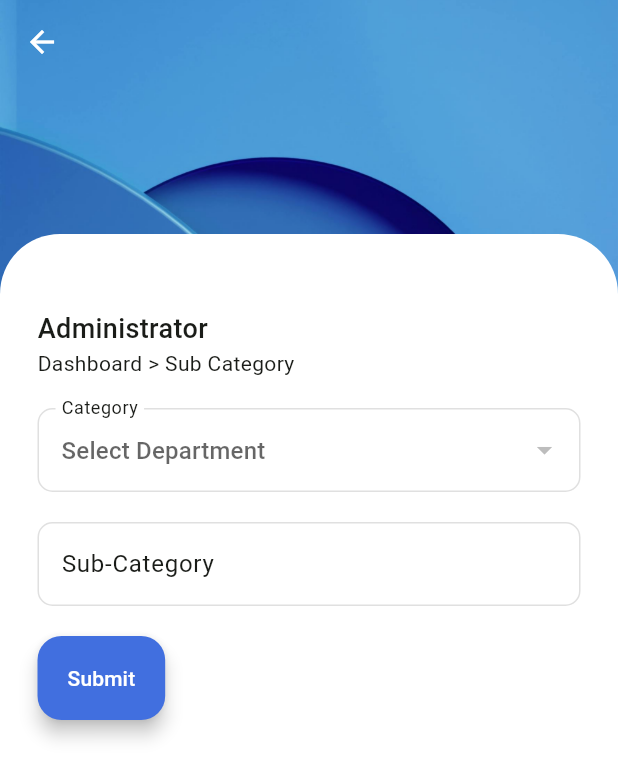
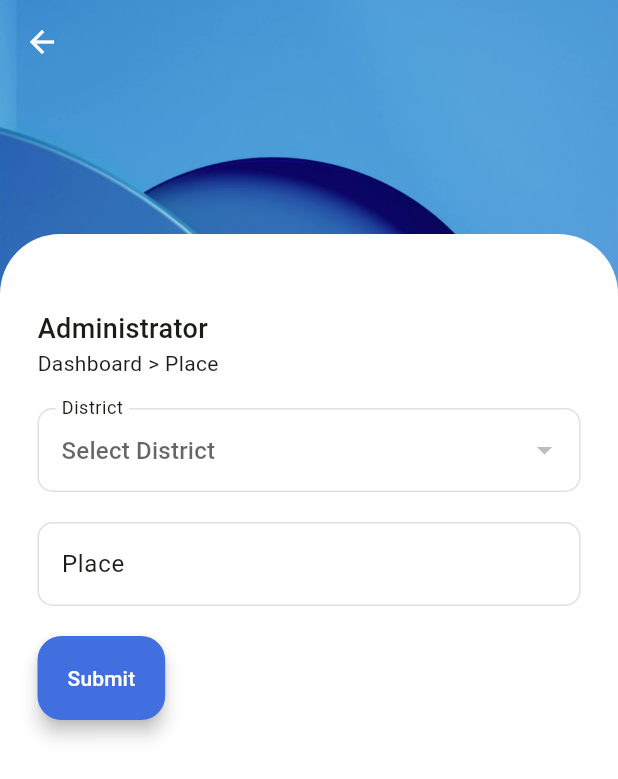
Before and after one commit to navendunandu/flutter_firebase_crud, a Flutter app: the AdminDashboard screen opened directly, after a tap on "Sub Category", on a phone screen of 412 x 824 dp. Shown: the top 779 px of the screen. Run offline on Flutter 3.47's test engine with Material 3 defaults, Android fonts, the phone set to English and light mode, and no system bars; our stand-ins replace cloud_firestore, file_picker, firebase_core, fluttertoast, icons_plus, image_picker; accounts and stored records are empty.

```diff
--- a/lib/screens/admin/category.dart
+++ /dev/null
@@ -1,86 +0,0 @@
-import 'package:flutter/material.dart';
-import 'package:flutter_firebase/widgets/custom_scaffold.dart';
-
-class Category extends StatefulWidget {
-  const Category({super.key});
-
-  @override
-  State<Category> createState() => _CategoryState();
-}
-
-class _CategoryState extends State<Category> {
-  TextEditingController _catController = TextEditingController();
-  @override
-  Widget build(BuildContext context) {
-    return CustomScaffold(
-      child: Column(
-        children: [
-          SizedBox(
-            height: 100,
-          ),
-          Expanded(
-            flex: 1,
-            child: Container(
-              padding: const EdgeInsets.fromLTRB(25.0, 50.0, 25.0, 20.0),
-              decoration: const BoxDecoration(
-                color: Colors.white,
-                borderRadius: BorderRadius.only(
-                  topLeft: Radius.circular(40.0),
-                  topRight: Radius.circular(40.0),
-                ),
-              ),
-              child: Column(
-                crossAxisAlignment: CrossAxisAlignment.start,
-                children: [
-                  Text(
-                    'Administrator',
-                    textAlign: TextAlign.left,
-                    style: TextStyle(fontSize: 18, fontWeight: FontWeight.w500),
-                  ),
-                  Row(
-                    children: [
-                      Text('Dashboard'),
-                      Text(' > '),
-                      Text('Category'),
-                    ],
-                  ),
-                  SizedBox(
-                    height: 20,
-                  ),
-                  Form(
-                      child: TextFormField(
-                    controller: _catController,
-                    decoration: InputDecoration(
-                      label: const Text('Category'),
-                      hintText: 'Enter Category Name',
-                      hintStyle: const TextStyle(
-                        color: Colors.black26,
-                      ),
-                      border: OutlineInputBorder(
-                        borderSide: const BorderSide(
-                          color: Colors.black12, // Default border color
-                        ),
-                        borderRadius: BorderRadius.circular(10),
-                      ),
-                      enabledBorder: OutlineInputBorder(
-                        borderSide: const BorderSide(
-                          color: Colors.black12, // Default border color
-                        ),
-                        borderRadius: BorderRadius.circular(10),
-                      ),
-                    ),
-                  )),
-                  SizedBox(
-                    height: 20,
-                  ),
-                  ElevatedButton(onPressed: () {}, child: Text('Submit')),
-                ],
-              ),
-            ),
-          ),
-          // ListView.builder(itemBuilder: itemBuilder)
-        ],
-      ),
-    );
-  }
-}
--- a/lib/screens/admin/dashboard.dart
+++ b/lib/screens/admin/dashboard.dart
@@ -1,6 +1,6 @@
 import 'package:flutter/material.dart';
-import 'package:flutter_firebase/screens/admin/category.dart';
-import 'package:flutter_firebase/screens/admin/subcategory.dart';
+import 'package:flutter_firebase/screens/admin/district.dart';
+import 'package:flutter_firebase/screens/admin/place.dart';
 import 'package:flutter_firebase/widgets/custom_scaffold.dart';
 
 class AdminDashboard extends StatelessWidget {
@@ -32,7 +32,7 @@ class AdminDashboard extends StatelessWidget {
                         Navigator.push(
                             context,
                             MaterialPageRoute(
-                              builder: (context) => const Category(),
+                              builder: (context) => const District(),
                             ));
                       },
                       child: const Box(text: 'Category')),
@@ -44,7 +44,7 @@ class AdminDashboard extends StatelessWidget {
                         Navigator.push(
                             context,
                             MaterialPageRoute(
-                              builder: (context) => const SubCategory(),
+                              builder: (context) => const Place(),
                             ));
                       },
                       child: const Box(text: 'Sub Category'))
--- /dev/null
+++ b/lib/screens/admin/place.dart
@@ -0,0 +1,162 @@
+import 'package:flutter/material.dart';
+import 'package:flutter_firebase/widgets/custom_scaffold.dart';
+import 'package:cloud_firestore/cloud_firestore.dart';
+import 'package:fluttertoast/fluttertoast.dart';
+
+class Place extends StatefulWidget {
+  const Place({super.key});
+
+  @override
+  State<Place> createState() => _PlaceState();
+}
+
+class _PlaceState extends State<Place> {
+  TextEditingController _catController = TextEditingController();
+  late String _selectedCat = '';
+
+  List<Map<String, dynamic>> distList = [];
+
+  Future<void> fetchDistrict() async {
+    try {
+      QuerySnapshot<Map<String, dynamic>> querySnapshot =
+          await FirebaseFirestore.instance.collection('district').get();
+
+      List<Map<String, dynamic>> dept = querySnapshot.docs
+          .map((doc) => {
+                'id': doc.id,
+                'district': doc['district'].toString(),
+              })
+          .toList();
+
+      setState(() {
+        distList = dept;
+      });
+    } catch (e) {
+      print('Error fetching department data: $e');
+    }
+  }
+
+  @override
+  void initState() {
+    super.initState();
+    fetchDistrict();
+  }
+
+  @override
+  Widget build(BuildContext context) {
+    return CustomScaffold(
+      child: Column(
+        children: [
+          const SizedBox(
+            height: 100,
+          ),
+          Expanded(
+            flex: 1,
+            child: Container(
+              padding: const EdgeInsets.fromLTRB(25.0, 50.0, 25.0, 20.0),
+              decoration: const BoxDecoration(
+                color: Colors.white,
+                borderRadius: BorderRadius.only(
+                  topLeft: Radius.circular(40.0),
+                  topRight: Radius.circular(40.0),
+                ),
+              ),
+              child: Column(
+                crossAxisAlignment: CrossAxisAlignment.start,
+                children: [
+                  const Text(
+                    'Administrator',
+                    textAlign: TextAlign.left,
+                    style: TextStyle(fontSize: 18, fontWeight: FontWeight.w500),
+                  ),
+                  const Row(
+                    children: [
+                      Text('Dashboard'),
+                      Text(' > '),
+                      Text('Place'),
+                    ],
+                  ),
+                  const SizedBox(
+                    height: 20,
+                  ),
+                  Form(
+                      child: Column(
+                    children: [
+                      DropdownButtonFormField<String>(
+                        value: _selectedCat,
+                        decoration: InputDecoration(
+                          hintText: 'Select District',
+                          hintStyle: const TextStyle(
+                            color: Colors.black26,
+                          ),
+                          label: const Text('District'),
+                          border: OutlineInputBorder(
+                            borderSide: const BorderSide(
+                              color: Colors.black12, // Default border color
+                            ),
+                            borderRadius: BorderRadius.circular(10),
+                          ),
+                          enabledBorder: OutlineInputBorder(
+                            borderSide: const BorderSide(
+                              color: Colors.black12, // Default border color
+                            ),
+                            borderRadius: BorderRadius.circular(10),
+                          ),
+                        ),
+                        onChanged: (String? newValue) {
+                          setState(() {
+                            _selectedCat = newValue!;
+                          });
+                        },
+                        isExpanded: true,
+                        items: distList.map<DropdownMenuItem<String>>(
+                          (Map<String, dynamic> district) {
+                            return DropdownMenuItem<String>(
+                              value: district[
+                                  'district'], // Use district name as the value
+                              child: Text(district['district']),
+                            );
+                          },
+                        ).toList(),
+                      ),
+                      const SizedBox(
+                        height: 20,
+                      ),
+                      TextFormField(
+                        controller: _catController,
+                        decoration: InputDecoration(
+                          label: const Text('Place'),
+                          hintText: 'Enter Place Name',
+                          hintStyle: const TextStyle(
+                            color: Colors.black26,
+                          ),
+                          border: OutlineInputBorder(
+                            borderSide: const BorderSide(
+                              color: Colors.black12, // Default border color
+                            ),
+                            borderRadius: BorderRadius.circular(10),
+                          ),
+                          enabledBorder: OutlineInputBorder(
+                            borderSide: const BorderSide(
+                              color: Colors.black12, // Default border color
+                            ),
+                            borderRadius: BorderRadius.circular(10),
+                          ),
+                        ),
+                      ),
+                    ],
+                  )),
+                  const SizedBox(
+                    height: 20,
+                  ),
+                  ElevatedButton(onPressed: () {}, child: const Text('Submit')),
+                ],
+              ),
+            ),
+          ),
+          // ListView.builder(itemBuilder: itemBuilder)
+        ],
+      ),
+    );
+  }
+}
--- a/lib/screens/admin/subcategory.dart
+++ /dev/null
@@ -1,133 +0,0 @@
-import 'package:flutter/material.dart';
-import 'package:flutter_firebase/widgets/custom_scaffold.dart';
-
-class SubCategory extends StatefulWidget {
-  const SubCategory({super.key});
-
-  @override
-  State<SubCategory> createState() => _SubCategoryState();
-}
-
-class _SubCategoryState extends State<SubCategory> {
-  TextEditingController _catController = TextEditingController();
-  late String _selectedCat = '';
-
-  @override
-  Widget build(BuildContext context) {
-    return CustomScaffold(
-      child: Column(
-        children: [
-          SizedBox(
-            height: 100,
-          ),
-          Expanded(
-            flex: 1,
-            child: Container(
-              padding: const EdgeInsets.fromLTRB(25.0, 50.0, 25.0, 20.0),
-              decoration: const BoxDecoration(
-                color: Colors.white,
-                borderRadius: BorderRadius.only(
-                  topLeft: Radius.circular(40.0),
-                  topRight: Radius.circular(40.0),
-                ),
-              ),
-              child: Column(
-                crossAxisAlignment: CrossAxisAlignment.start,
-                children: [
-                  Text(
-                    'Administrator',
-                    textAlign: TextAlign.left,
-                    style: TextStyle(fontSize: 18, fontWeight: FontWeight.w500),
-                  ),
-                  Row(
-                    children: [
-                      Text('Dashboard'),
-                      Text(' > '),
-                      Text('Sub Category'),
-                    ],
-                  ),
-                  SizedBox(
-                    height: 20,
-                  ),
-                  Form(
-                      child: Column(
-                    children: [
-                      DropdownButtonFormField<String>(
-                          value: _selectedCat,
-                          decoration: InputDecoration(
-                            hintText: 'Select Department',
-                            hintStyle: const TextStyle(
-                              color: Colors.black26,
-                            ),
-                            label: const Text('Category'),
-                            border: OutlineInputBorder(
-                              borderSide: const BorderSide(
-                                color: Colors.black12, // Default border color
-                              ),
-                              borderRadius: BorderRadius.circular(10),
-                            ),
-                            enabledBorder: OutlineInputBorder(
-                              borderSide: const BorderSide(
-                                color: Colors.black12, // Default border color
-                              ),
-                              borderRadius: BorderRadius.circular(10),
-                            ),
-                          ),
-                          onChanged: (String? newValue) {
-                            setState(() {
-                              _selectedCat = newValue!;
-                            });
-                          },
-                          isExpanded: true,
-                          items: List.empty()
-                          // deptList.map<DropdownMenuItem<String>>(
-                          //   (Map<String, dynamic> department) {
-                          //     return DropdownMenuItem<String>(
-                          //       value: department[
-                          //           'id'], // Use document ID as the value
-                          //       child: Text(department['name']),
-                          //     );
-                          //   },
-                          // ).toList(),
-                          ),
-                      SizedBox(
-                        height: 20,
-                      ),
-                      TextFormField(
-                        controller: _catController,
-                        decoration: InputDecoration(
-                          label: const Text('Sub-Category'),
-                          hintText: 'Enter Sub-Category Name',
-                          hintStyle: const TextStyle(
-                            color: Colors.black26,
-                          ),
-                          border: OutlineInputBorder(
-                            borderSide: const BorderSide(
-                              color: Colors.black12, // Default border color
-                            ),
-                            borderRadius: BorderRadius.circular(10),
-                          ),
-                          enabledBorder: OutlineInputBorder(
-                            borderSide: const BorderSide(
-                              color: Colors.black12, // Default border color
-                            ),
-                            borderRadius: BorderRadius.circular(10),
-                          ),
-                        ),
-                      ),
-                    ],
-                  )),
-                  SizedBox(
-                    height: 20,
-                  ),
-                  ElevatedButton(onPressed: () {}, child: Text('Submit')),
-                ],
-              ),
-            ),
-          ),
-          // ListView.builder(itemBuilder: itemBuilder)
-        ],
-      ),
-    );
-  }
-}
```
Also changed, not shown: lib/main.dart (+7 -1 lines), lib/screens/admin/district.dart (added, +251 -0 lines), lib/screens/signup_screen.dart (+43 -0 lines), pubspec.yaml (+7 -0 lines), lib/firebase_options.dart (added), pubspec.lock, 7 other files.
